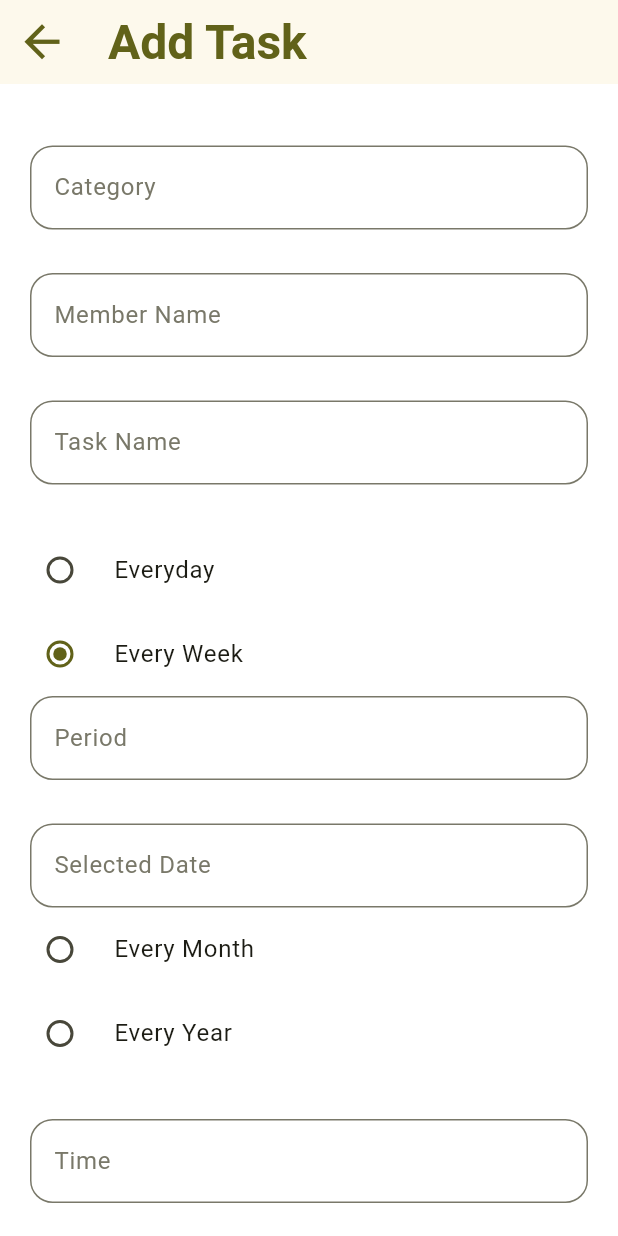
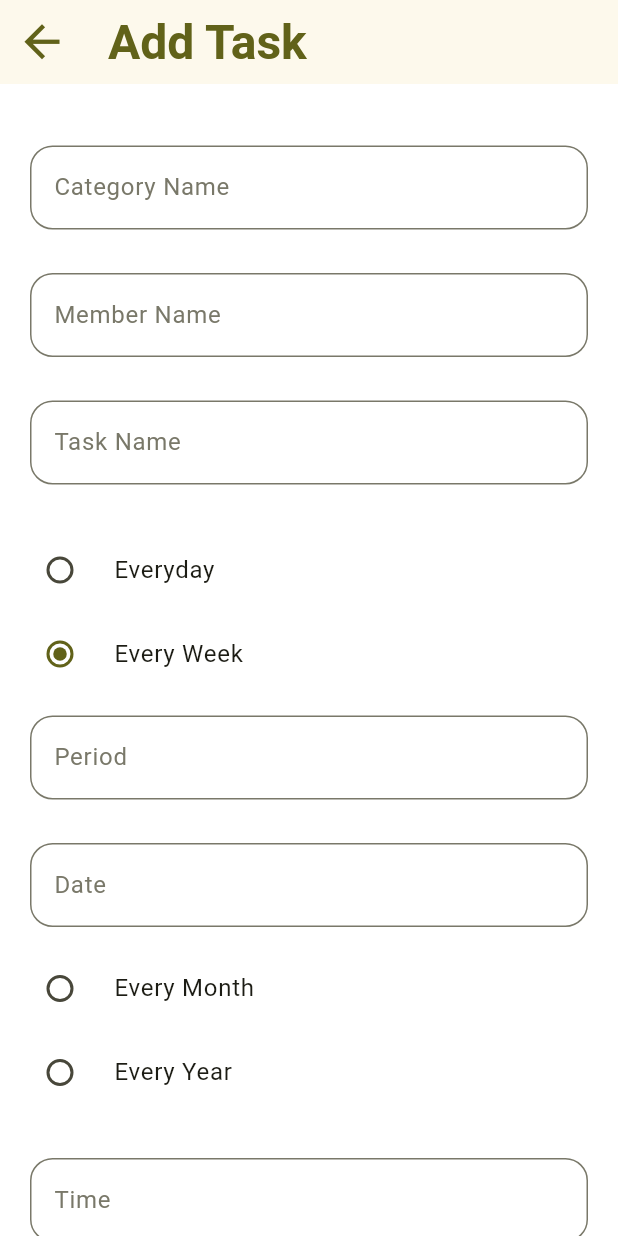
Before and after one commit to wasitemo/schedular_app, a Flutter app: the AddTaskPage screen opened by its route, after a tap on "Every Week", on a phone screen of 412 x 824 dp. Run offline on Flutter 3.47's test engine with Material 3 defaults, Android fonts, the phone set to English and light mode, and no system bars; our stand-ins replace bloc, connectivity_plus, dartz, equatable, flutter_bloc, flutter_dotenv and 5 more; accounts and stored records are empty; Roboto replaces fonts that are missing (Lusitana).

Commit message:
Membuat widget terpisah untuk input field dan memperbarui validator

```diff
--- a/schedular_app_flutter/lib/core/utils/input_validator.dart
+++ b/schedular_app_flutter/lib/core/utils/input_validator.dart
@@ -31,4 +31,11 @@ class InputValidator {
 
     return null;
   }
+
+  static String? isValidInput(String? input) {
+    if (input == null || input.isEmpty) {
+      return '$input can\'t be null';
+    }
+    return null;
+  }
 }
--- a/schedular_app_flutter/lib/feature/task/presentation/pages/add_task_page.dart
+++ b/schedular_app_flutter/lib/feature/task/presentation/pages/add_task_page.dart
@@ -1,6 +1,9 @@
 import 'package:flutter/material.dart';
 import 'package:go_router/go_router.dart';
+import 'package:schedular_app_flutter/core/utils/input_validator.dart';
 import 'package:schedular_app_flutter/feature/task/domain/entities/task_entity.dart';
+import 'package:schedular_app_flutter/feature/task/presentation/widgets/input_field.dart';
+import 'package:schedular_app_flutter/feature/task/presentation/widgets/period_and_date.dart';
 
 class AddTaskPage extends StatefulWidget {
   const AddTaskPage({super.key});
@@ -57,23 +60,21 @@ class _AddTaskPageState extends State<AddTaskPage> {
             padding: const EdgeInsets.only(top: 41, left: 20, right: 20),
             child: Column(
               children: [
-                TextFormField(
-                  controller: categoryNameController,
-                  autovalidateMode: AutovalidateMode.onUserInteraction,
-                  decoration: InputDecoration(labelText: 'Category'),
+                InputField(
+                    inputFieldController: categoryNameController,
+                    validator: InputValidator.isValidInput,
+                    label: 'Category Name'),
+                const SizedBox(height: 29),
+                InputField(
+                  inputFieldController: memberNameController,
+                  validator: InputValidator.isValidInput,
+                  label: 'Member Name',
                 ),
                 const SizedBox(height: 29),
-                TextFormField(
-                  controller: memberNameController,
-                  autovalidateMode: AutovalidateMode.onUserInteraction,
-                  decoration: InputDecoration(labelText: 'Member Name'),
-                ),
-                const SizedBox(height: 29),
-                TextFormField(
-                  controller: taskNameController,
-                  autovalidateMode: AutovalidateMode.onUserInteraction,
-                  decoration: InputDecoration(labelText: 'Task Name'),
-                ),
+                InputField(
+                    inputFieldController: taskNameController,
+                    validator: InputValidator.isValidInput,
+                    label: 'Task Name'),
                 const SizedBox(height: 29),
                 RadioListTile<FrequencyTask>(
                     title: const Text('Everyday'),
@@ -95,7 +96,15 @@ class _AddTaskPageState extends State<AddTaskPage> {
                         frequencyTask = value;
                       });
                     }),
-                if (frequencyTask == FrequencyTask.EveryWeek) _periodAndDate(),
+                if (frequencyTask == FrequencyTask.EveryWeek)
+                  PeriodAndDate(
+                    periodController: periodController,
+                    dateValidator: InputValidator.isValidInput,
+                    periodLabel: 'Period',
+                    dateController: dateController,
+                    periodValidator: InputValidator.isValidInput,
+                    dateLabel: 'Date',
+                  ),
                 RadioListTile<FrequencyTask>(
                     title: const Text('Every Month'),
                     value: FrequencyTask.EveryMonth,
@@ -106,7 +115,15 @@ class _AddTaskPageState extends State<AddTaskPage> {
                         frequencyTask = value;
                       });
                     }),
-                if (frequencyTask == FrequencyTask.EveryMonth) _periodAndDate(),
+                if (frequencyTask == FrequencyTask.EveryMonth)
+                  PeriodAndDate(
+                    periodController: periodController,
+                    dateValidator: InputValidator.isValidInput,
+                    periodLabel: 'Period',
+                    dateController: dateController,
+                    periodValidator: InputValidator.isValidInput,
+                    dateLabel: 'Date',
+                  ),
                 RadioListTile<FrequencyTask>(
                     title: const Text('Every Year'),
                     value: FrequencyTask.EveryYear,
@@ -117,7 +134,15 @@ class _AddTaskPageState extends State<AddTaskPage> {
                         frequencyTask = value;
                       });
                     }),
-                if (frequencyTask == FrequencyTask.EveryYear) _periodAndDate(),
+                if (frequencyTask == FrequencyTask.EveryYear)
+                  PeriodAndDate(
+                    periodController: periodController,
+                    dateValidator: InputValidator.isValidInput,
+                    periodLabel: 'Period',
+                    dateController: dateController,
+                    periodValidator: InputValidator.isValidInput,
+                    dateLabel: 'Date',
+                  ),
                 const SizedBox(height: 29),
                 TextFormField(
                   controller: timeController,
@@ -141,22 +166,4 @@ class _AddTaskPageState extends State<AddTaskPage> {
       ),
     );
   }
-
-  Widget _periodAndDate() {
-    return Column(
-      children: [
-        TextFormField(
-          controller: periodController,
-          autovalidateMode: AutovalidateMode.onUserInteraction,
-          decoration: InputDecoration(labelText: 'Period'),
-        ),
-        const SizedBox(height: 29),
-        TextFormField(
-          controller: dateController,
-          autovalidateMode: AutovalidateMode.onUserInteraction,
-          decoration: InputDecoration(labelText: 'Selected Date'),
-        ),
-      ],
-    );
-  }
 }
--- /dev/null
+++ b/schedular_app_flutter/lib/feature/task/presentation/widgets/input_field.dart
@@ -0,0 +1,29 @@
+import 'package:flutter/material.dart';
+
+class InputField extends StatefulWidget {
+  final TextEditingController inputFieldController;
+  final String? Function(String?)? validator;
+  final String label;
+
+  const InputField({
+    super.key,
+    required this.inputFieldController,
+    required this.validator,
+    required this.label,
+  });
+
+  @override
+  State<InputField> createState() => _InputFieldState();
+}
+
+class _InputFieldState extends State<InputField> {
+  @override
+  Widget build(BuildContext context) {
+    return TextFormField(
+      controller: widget.inputFieldController,
+      autovalidateMode: AutovalidateMode.onUserInteraction,
+      decoration: InputDecoration(labelText: widget.label),
+      validator: widget.validator,
+    );
+  }
+}
--- /dev/null
+++ b/schedular_app_flutter/lib/feature/task/presentation/widgets/period_and_date.dart
@@ -0,0 +1,45 @@
+import 'package:flutter/material.dart';
+
+class PeriodAndDate extends StatelessWidget {
+  final TextEditingController periodController;
+  final String? Function(String?)? periodValidator;
+  final String periodLabel;
+  final TextEditingController dateController;
+  final String? Function(String?)? dateValidator;
+  final String dateLabel;
+
+  const PeriodAndDate({
+    super.key,
+    required this.periodController,
+    required this.dateValidator,
+    required this.periodLabel,
+    required this.dateController,
+    required this.periodValidator,
+    required this.dateLabel,
+  });
+
+  @override
+  Widget build(BuildContext context) {
+    return Column(
+      children: [
+        const SizedBox(height: 13),
+        TextFormField(
+          controller: periodController,
+          autovalidateMode: AutovalidateMode.onUserInteraction,
+          validator: periodValidator,
+          decoration: InputDecoration(labelText: periodLabel),
+        ),
+        const SizedBox(height: 29),
+        TextFormField(
+          controller: dateController,
+          autovalidateMode: AutovalidateMode.onUserInteraction,
+          validator: dateValidator,
+          decoration: InputDecoration(
+            labelText: dateLabel,
+          ),
+        ),
+        const SizedBox(height: 13),
+      ],
+    );
+  }
+}
```
